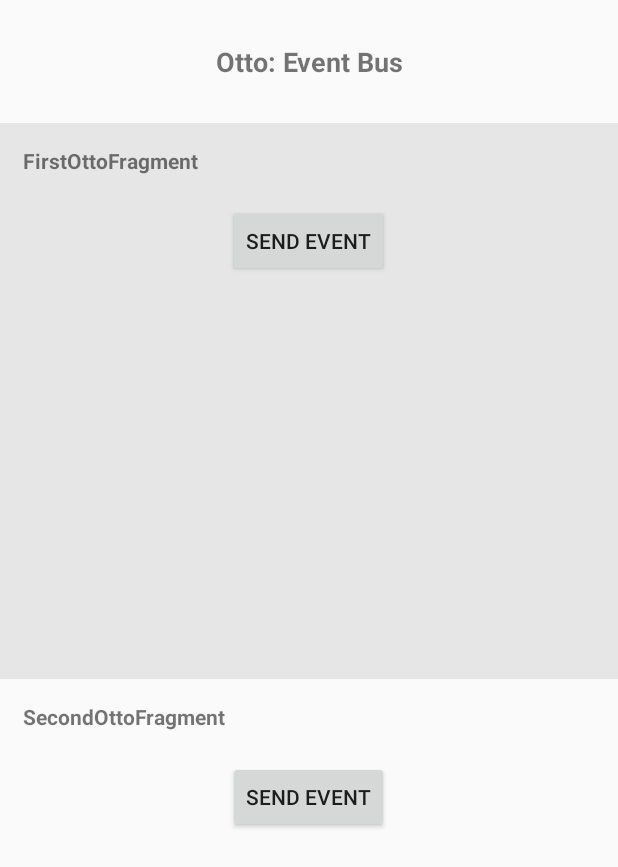
After one commit to worknrole/android-sample, an Android app: the FirstOttoFragment screen opened directly, with no data from a screen before it, on a phone screen of 412 x 824 dp. The commit adds this screen. Shown: the top 867 px of the screen. Run offline under Robolectric (Android 15) with nearby library versions, the phone set to English and light mode, and no system bars; our stand-ins replace ButterKnife; 2 statements that could not run were skipped.

Commit message:
Otto sample

```diff
--- /dev/null
+++ b/sample/sample-project/src/main/java/com/worknrole/sample/externallibraries/otto/FirstOttoFragment.java
@@ -0,0 +1,103 @@
+package com.worknrole.sample.externallibraries.otto;
+
+import android.os.Bundle;
+import android.support.v4.app.Fragment;
+import android.view.LayoutInflater;
+import android.view.View;
+import android.view.ViewGroup;
+import android.widget.Button;
+import android.widget.TextView;
+
+import com.squareup.otto.Produce;
+import com.squareup.otto.Subscribe;
+import com.wornrole.sample.R;
+
+import butterknife.BindView;
+import butterknife.ButterKnife;
+import butterknife.OnClick;
+
+/**
+ * Created by worknrole on 09/02/17.
+ *
+ * Simple fragment sending an {@link FirstOttoEvent} to the Bus
+ * and retrieving the {@link SecondOttoEvent} send by the
+ * {@link SecondOttoFragment}
+ */
+
+public class FirstOttoFragment extends Fragment {
+
+    /**
+     * The number of message sent to the event bus
+     * Make it static just to test the produce annotation
+     */
+    private static int mNbMessage = 0;
+
+    /**
+     * The button used to send an event to the bus
+     */
+    @BindView(R.id.first_otto_btn) Button mBtn;
+
+    /**
+     * A TextView used to display the event message
+     */
+    @BindView(R.id.first_otto_event_message) TextView mMessage;
+
+    @Override
+    public View onCreateView(LayoutInflater inflater, ViewGroup container, Bundle savedInstanceState) {
+        View rootView = inflater.inflate(R.layout.otto_first_fragment, container, false);
+        ButterKnife.bind(this, rootView);
+        return rootView;
+    }
+
+    @Override
+    public void onResume() {
+        super.onResume();
+        // Get the unique instance of the event bus
+        // Then register to it to receive events
+        OttoBus.get().getBus().register(this);
+    }
+
+    @Override
+    public void onPause() {
+        super.onPause();
+        // Don't forget to unregister
+        OttoBus.get().getBus().unregister(this);
+    }
+
+    @OnClick(R.id.first_otto_btn)
+    public void sendMessage() {
+        mNbMessage++;
+        // Send the right event using Bus.post() method
+        OttoBus.get().getBus().post(createEvent());
+    }
+
+    /**
+     * This method is called when an event occurs
+     *
+     * Thhis method name has no importance. You just need annotate your method
+     * with @Subscribe and set in parameter the  event you want to retrieve.
+     * For example here, the {@link SecondOttoEvent}
+     *
+     * @param event The event to retrieved
+     */
+    @Subscribe
+    public void onReceiveEvent(SecondOttoEvent event) {
+        String message = event.getMessage();
+        mMessage.setText(message);
+    }
+
+    /**
+     * Return an instance of the {@link FirstOttoEvent}
+     *
+     * The produce annotation is used to retrieve the last message sent without
+     * clicking to the button.
+     * In our case, if you close the {@link OttoActivity} then come back, the
+     * last {@link FirstOttoEvent} will be re-sent automatically
+     *
+     * @return an instance of the {@link FirstOttoEvent}
+     */
+    @Produce
+    public FirstOttoEvent createEvent() {
+        return new FirstOttoEvent(mNbMessage);
+    }
+}
--- /dev/null
+++ b/sample/sample-project/src/main/java/com/worknrole/sample/externallibraries/otto/OttoActivity.java
@@ -0,0 +1,24 @@
+package com.worknrole.sample.externallibraries.otto;
+
+import android.support.v7.app.AppCompatActivity;
+import android.os.Bundle;
+
+import com.wornrole.sample.R;
+
+public class OttoActivity extends AppCompatActivity {
+
+    @Override
+    protected void onCreate(Bundle savedInstanceState) {
+        super.onCreate(savedInstanceState);
+        setContentView(R.layout.activity_otto);
+
+        FirstOttoFragment firstFrag = new FirstOttoFragment();
+        SecondOttoFragment secondFrag = new SecondOttoFragment();
+
+        getSupportFragmentManager().beginTransaction()
+                .add(R.id.first_fragment, firstFrag).commit();
+
+        getSupportFragmentManager().beginTransaction()
+                .add(R.id.second_fragment, secondFrag).commit();
+    }
+}
--- /dev/null
+++ b/sample/sample-project/src/main/java/com/worknrole/sample/externallibraries/otto/SecondOttoFragment.java
@@ -0,0 +1,83 @@
+package com.worknrole.sample.externallibraries.otto;
+
+import android.os.Bundle;
+import android.support.v4.app.Fragment;
+import android.view.LayoutInflater;
+import android.view.View;
+import android.view.ViewGroup;
+import android.widget.Button;
+import android.widget.TextView;
+
+import com.squareup.otto.Subscribe;
+import com.wornrole.sample.R;
+
+import butterknife.BindView;
+import butterknife.ButterKnife;
+import butterknife.OnClick;
+
+/**
+ * Created by worknrole on 09/02/17.
+ *
+ * Simple fragment sending an {@link SecondOttoEvent} to
+ * the Bus and retrieving the {@link FirstOttoEvent} send
+ * by the {@link FirstOttoFragment}
+ */
+
+public class SecondOttoFragment extends Fragment {
+
+    /**
+     * The number of message sent to the event bus
+     */
+    private int mNbMessage = 0;
+
+    /**
+     * The button used to send an event to the bus
+     */
+    @BindView(R.id.second_otto_btn) Button mBtn;
+
+    /**
+     * A TextView used to display the event message
+     */
+    @BindView(R.id.second_otto_event_message) TextView mMessage;
+
+    @Override
+    public View onCreateView(LayoutInflater inflater, ViewGroup container, Bundle savedInstanceState) {
+        View rootView = inflater.inflate(R.layout.otto_second_fragment, container, false);
+        ButterKnife.bind(this, rootView);
+        return rootView;
+    }
+
+    @Override
+    public void onResume() {
+        super.onResume();
+        OttoBus.get().getBus().register(this);
+    }
+
+    @Override
+    public void onPause() {
+        super.onPause();
+        OttoBus.get().getBus().unregister(this);
+    }
+
+    @OnClick(R.id.second_otto_btn)
+    public void sendMessage() {
+        mNbMessage++;
+        // Send the right event using Bus.post() method
+        OttoBus.get().getBus().post(new SecondOttoEvent(mNbMessage));
+    }
+
+    /**
+     * This method is called when an event occurs
+     *
+     * Thhis method name has no importance. You just need annotate your method
+     * with @Subscribe and set in parameter the  event you want to retrieve.
+     * For example here, the {@link FirstOttoEvent}
+     *
+     * @param event The event to retrieved
+     */
+    @Subscribe
+    public void onReceiveEvent(FirstOttoEvent event) {
+        String message = event.getMessage();
+        mMessage.setText(message);
+    }
+}
--- a/sample/sample-project/src/main/java/com/worknrole/sample/realusage/activity/MainActivity.java
+++ b/sample/sample-project/src/main/java/com/worknrole/sample/realusage/activity/MainActivity.java
@@ -6,6 +6,7 @@ import android.support.v4.util.Pair;
 import android.support.v7.app.AppCompatActivity;
 import android.widget.ListView;
 
+import com.worknrole.sample.externallibraries.otto.OttoActivity;
 import com.worknrole.sample.realusage.view.list.SampleAdapter;
 import com.wornrole.sample.R;
 
@@ -27,6 +28,9 @@ public class MainActivity extends AppCompatActivity {
         itemList.add(new Pair<>(
                 getResources().getString(R.string.firstTestActivity),
                 new Intent(this, FirstTestActivity.class)));
+        itemList.add(new Pair<>(
+                getResources().getString(R.string.ottoActivity),
+                new Intent(this, OttoActivity.class)));
 
         listView.setAdapter(new SampleAdapter(this, itemList));
     }
--- /dev/null
+++ b/sample/sample-project/src/main/res/layout/activity_otto.xml
@@ -0,0 +1,34 @@
+<?xml version="1.0" encoding="utf-8"?>
+<LinearLayout
+    xmlns:android="http://schemas.android.com/apk/res/android"
+    xmlns:tools="http://schemas.android.com/tools"
+    android:id="@+id/activity_otto"
+    android:orientation="vertical"
+    android:layout_width="match_parent"
+    android:layout_height="match_parent"
+    android:weightSum="1"
+    tools:context="com.worknrole.sample.externallibraries.otto.OttoActivity">
+
+    <TextView
+        android:layout_width="match_parent"
+        android:layout_height="0dp"
+        android:layout_weight="0.1"
+        android:textSize="18dp"
+        android:gravity="center"
+        android:textStyle="bold"
+        android:text="Otto: Event Bus"/>
+
+    <FrameLayout
+        android:id="@+id/first_fragment"
+        android:layout_width="match_parent"
+        android:background="#e6e6e6"
+        android:layout_height="0dp"
+        android:layout_weight="0.45" />
+
+    <FrameLayout
+        android:id="@+id/second_fragment"
+        android:layout_width="match_parent"
+        android:layout_height="0dp"
+        android:layout_weight="0.45" />
+
+</LinearLayout>
--- /dev/null
+++ b/sample/sample-project/src/main/res/layout/otto_first_fragment.xml
@@ -0,0 +1,29 @@
+<?xml version="1.0" encoding="utf-8"?>
+<LinearLayout xmlns:android="http://schemas.android.com/apk/res/android"
+              android:orientation="vertical"
+              android:padding="15dp"
+              android:layout_width="match_parent"
+              android:layout_height="match_parent">
+
+    <TextView
+        android:layout_width="wrap_content"
+        android:layout_height="wrap_content"
+        android:textStyle="bold"
+        android:layout_marginBottom="20dp"
+        android:text="FirstOttoFragment"/>
+
+    <Button
+        android:id="@+id/first_otto_btn"
+        android:layout_gravity="center_horizontal"
+        android:layout_width="wrap_content"
+        android:layout_height="wrap_content"
+        android:text="Send event"/>
+
+    <TextView
+        android:id="@+id/first_otto_event_message"
+        android:layout_gravity="center_horizontal"
+        android:padding="15dp"
+        android:layout_width="wrap_content"
+        android:layout_height="wrap_content"/>
+
+</LinearLayout>
--- /dev/null
+++ b/sample/sample-project/src/main/res/layout/otto_second_fragment.xml
@@ -0,0 +1,29 @@
+<?xml version="1.0" encoding="utf-8"?>
+<LinearLayout xmlns:android="http://schemas.android.com/apk/res/android"
+              android:orientation="vertical"
+              android:padding="15dp"
+              android:layout_width="match_parent"
+              android:layout_height="match_parent">
+
+    <TextView
+        android:layout_width="wrap_content"
+        android:layout_height="wrap_content"
+        android:textStyle="bold"
+        android:layout_marginBottom="20dp"
+        android:text="SecondOttoFragment"/>
+
+    <Button
+        android:id="@+id/second_otto_btn"
+        android:layout_gravity="center_horizontal"
+        android:layout_width="wrap_content"
+        android:layout_height="wrap_content"
+        android:text="Send event"/>
+
+    <TextView
+        android:id="@+id/second_otto_event_message"
+        android:layout_gravity="center_horizontal"
+        android:padding="15dp"
+        android:layout_width="wrap_content"
+        android:layout_height="wrap_content"/>
+
+</LinearLayout>
--- a/sample/sample-project/src/main/res/values/dimens.xml
+++ b/sample/sample-project/src/main/res/values/dimens.xml
@@ -1,2 +1,6 @@
 <resources>
+
+    <!-- Default screen margins, per the Android Design guidelines. -->
+    <dimen name="activity_horizontal_margin">16dp</dimen>
+    <dimen name="activity_vertical_margin">16dp</dimen>
 </resources>
--- a/sample/sample-project/src/main/res/values/strings.xml
+++ b/sample/sample-project/src/main/res/values/strings.xml
@@ -2,4 +2,5 @@
     <string name="app_name">sample</string>
     <string name="titleActivityMain">MainActivity</string>
     <string name="firstTestActivity">Retrofit / Butterknife</string>
+    <string name="ottoActivity">Otto: Event bus</string>
 </resources>
```
Also changed, not shown: sample/sample-project/build.gradle (+5 -2 lines), sample/sample-project/src/main/AndroidManifest.xml (+10 -11 lines), sample/sample-project/src/main/java/com/worknrole/sample/externallibraries/otto/FirstOttoEvent.java (added, +31 -0 lines), sample/sample-project/src/main/java/com/worknrole/sample/externallibraries/otto/OttoBus.java (added, +48 -0 lines), sample/sample-project/src/main/java/com/worknrole/sample/externallibraries/otto/SecondOttoEvent.java (added, +32 -0 lines), 1 other file.
